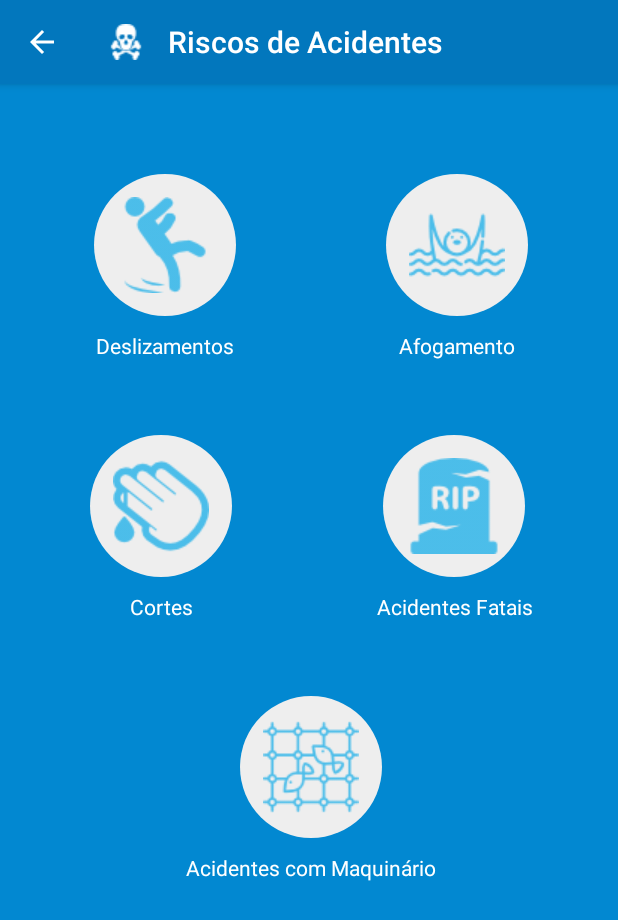
After one commit to giovaninb/AquaSafe, an Android app: the AccidentActivity screen opened directly, with no data from a screen before it, on a phone screen of 412 x 824 dp. The commit adds this screen. Shown: the top 920 px of the screen. Run offline under Robolectric (Android 15) with nearby library versions, the phone set to English and light mode, and no system bars.

Commit message:
Tela Riscos de Acidentes

```diff
--- a/app/src/main/AndroidManifest.xml
+++ b/app/src/main/AndroidManifest.xml
@@ -46,6 +46,11 @@
             android:name=".ErgonomicActivity"
             android:label="@string/title_activity_ergonomic"
             android:parentActivityName=".HazardActivity"
+            android:theme="@style/AppTheme.NoActionBar" />
+        <activity
+            android:name=".AccidentActivity"
+            android:label="@string/title_activity_accident"
+            android:parentActivityName=".HazardActivity"
             android:theme="@style/AppTheme.NoActionBar"></activity>
     </application>
 
--- /dev/null
+++ b/app/src/main/java/com/example/flavielli_marques/aquasafe/AccidentActivity.java
@@ -0,0 +1,24 @@
+package com.example.flavielli_marques.aquasafe;
+
+import android.os.Bundle;
+import android.support.design.widget.FloatingActionButton;
+import android.support.design.widget.Snackbar;
+import android.support.v7.app.AppCompatActivity;
+import android.support.v7.widget.Toolbar;
+import android.view.View;
+
+public class AccidentActivity extends AppCompatActivity {
+
+    @Override
+    protected void onCreate(Bundle savedInstanceState) {
+        super.onCreate(savedInstanceState);
+        setContentView(R.layout.activity_accident);
+        Toolbar toolbar = (Toolbar) findViewById(R.id.toolbar);
+        setSupportActionBar(toolbar);
+        getSupportActionBar().setDisplayHomeAsUpEnabled(true);
+        getSupportActionBar().setTitle(R.string.accident_title);
+        getSupportActionBar().setLogo(R.drawable.toolbar_accident);
+        getSupportActionBar().setDisplayUseLogoEnabled(true);
+    }
+
+}
--- a/app/src/main/java/com/example/flavielli_marques/aquasafe/HazardActivity.java
+++ b/app/src/main/java/com/example/flavielli_marques/aquasafe/HazardActivity.java
@@ -26,11 +26,13 @@ public class HazardActivity extends AppCompatActivity {
         ImageButton chemical_button = (ImageButton) findViewById(R.id.chemical);
         ImageButton biological_button = (ImageButton) findViewById(R.id.biological);
         ImageButton ergonomic_button = (ImageButton) findViewById(R.id.ergonomic);
+        ImageButton accident_button = (ImageButton) findViewById(R.id.accident);
 
         physicist_button.setOnClickListener(click);
         chemical_button.setOnClickListener(click);
         biological_button.setOnClickListener(click);
         ergonomic_button.setOnClickListener(click);
+        accident_button.setOnClickListener(click);
 
     }
     private View.OnClickListener click = new View.OnClickListener(){
@@ -63,6 +65,12 @@ public class HazardActivity extends AppCompatActivity {
                     intent = new Intent(HazardActivity.this, ErgonomicActivity.class);
                     startActivity(intent);
                     break;
+                case R.id.accident:
+                    valorTag = v.getTag().toString();
+                    Toast.makeText(getBaseContext(), valorTag, Toast.LENGTH_SHORT).show();
+                    intent = new Intent(HazardActivity.this, AccidentActivity.class);
+                    startActivity(intent);
+                    break;
             }
         }
     };
--- /dev/null
+++ b/app/src/main/res/layout/activity_accident.xml
@@ -0,0 +1,26 @@
+<?xml version="1.0" encoding="utf-8"?>
+<android.support.design.widget.CoordinatorLayout xmlns:android="http://schemas.android.com/apk/res/android"
+    xmlns:app="http://schemas.android.com/apk/res-auto"
+    xmlns:tools="http://schemas.android.com/tools"
+    android:layout_width="match_parent"
+    android:layout_height="match_parent"
+    tools:context=".AccidentActivity">
+
+    <android.support.design.widget.AppBarLayout
+        android:layout_width="match_parent"
+        android:layout_height="wrap_content"
+        android:theme="@style/AppTheme.AppBarOverlay">
+
+        <android.support.v7.widget.Toolbar
+            android:id="@+id/toolbar"
+            android:layout_width="match_parent"
+            android:layout_height="?attr/actionBarSize"
+            android:background="?attr/colorPrimary"
+            app:titleMarginStart="32dp"
+            app:popupTheme="@style/AppTheme.PopupOverlay" />
+
+    </android.support.design.widget.AppBarLayout>
+
+    <include layout="@layout/content_accident" />
+
+</android.support.design.widget.CoordinatorLayout>
--- /dev/null
+++ b/app/src/main/res/layout/content_accident.xml
@@ -0,0 +1,216 @@
+<?xml version="1.0" encoding="utf-8"?>
+<ScrollView xmlns:android="http://schemas.android.com/apk/res/android"
+    xmlns:app="http://schemas.android.com/apk/res-auto"
+    xmlns:tools="http://schemas.android.com/tools"
+    android:layout_width="match_parent"
+    android:layout_height="match_parent"
+    app:layout_behavior="@string/appbar_scrolling_view_behavior"
+    tools:context=".AccidentActivity"
+    android:background="@color/background"
+    tools:showIn="@layout/activity_accident">
+
+
+    <LinearLayout
+        android:layout_width="match_parent"
+        android:layout_height="match_parent"
+        android:weightSum="6"
+        android:layout_alignParentStart="true"
+        android:layout_alignParentTop="true"
+        android:gravity="center"
+        android:orientation="vertical"
+        android:padding="10dp"
+        android:layout_alignParentLeft="true"
+        tools:ignore="RtlCompat">
+
+    <!--Primeira Linha -->
+    <LinearLayout
+        android:layout_width="match_parent"
+        android:layout_height="match_parent"
+        android:layout_marginLeft="2dp"
+        android:layout_weight="1"
+        android:gravity="center"
+        android:orientation="horizontal"
+        android:layout_marginTop="50dp">
+
+        <LinearLayout
+            android:layout_width="wrap_content"
+            android:layout_height="wrap_content"
+            android:layout_weight="1"
+            android:layout_alignParentStart="true"
+            android:layout_alignParentTop="true"
+            android:layout_marginLeft="15dp"
+            android:layout_marginRight="15dp"
+            android:gravity="center"
+            android:orientation="vertical">
+
+            <ImageButton
+                android:id="@+id/slide"
+                android:layout_width="wrap_content"
+                android:layout_height="wrap_content"
+                android:layout_weight="1"
+                android:background="@drawable/button_selector"
+                android:clickable="true"
+                android:padding="15dp"
+                android:src="@drawable/slide"
+                android:scaleType="fitCenter"
+                android:tag="slide"/>
+
+            <TextView
+                android:layout_width="wrap_content"
+                android:layout_height="wrap_content"
+                android:layout_weight="1"
+                android:layout_marginTop="10dp"
+                android:text="@string/slide"
+                android:textColor="@color/text" />
+
+        </LinearLayout>
+
+        <LinearLayout
+            android:layout_width="wrap_content"
+            android:layout_height="wrap_content"
+            android:layout_weight="1"
+            android:layout_marginLeft="15dp"
+            android:layout_marginRight="15dp"
+            android:gravity="center"
+            android:orientation="vertical">
+
+            <ImageButton
+                android:id="@+id/drowning"
+                android:layout_width="wrap_content"
+                android:layout_height="wrap_content"
+                android:layout_weight="1"
+                android:background="@drawable/button_selector"
+                android:clickable="true"
+                android:padding="15dp"
+                android:src="@drawable/drowning"
+                android:scaleType="fitCenter"
+                android:tag="drowning"/>
+
+            <TextView
+                android:layout_width="wrap_content"
+                android:layout_height="wrap_content"
+                android:layout_marginTop="10dp"
+                android:layout_weight="1"
+                android:text="@string/drowning"
+                android:textColor="@color/text"/>
+        </LinearLayout>
+    </LinearLayout>
+
+    <!--Segunda Linha -->
+    <LinearLayout
+        android:layout_width="match_parent"
+        android:layout_height="match_parent"
+        android:layout_marginLeft="2dp"
+        android:layout_weight="1"
+        android:gravity="center"
+        android:orientation="horizontal"
+        android:layout_marginTop="50dp">
+
+        <LinearLayout
+            android:layout_width="wrap_content"
+            android:layout_height="wrap_content"
+            android:layout_weight="1"
+            android:layout_marginLeft="15dp"
+            android:layout_marginRight="15dp"
+            android:gravity="center"
+            android:orientation="vertical">
+
+            <ImageButton
+                android:id="@+id/cut"
+                android:layout_width="wrap_content"
+                android:layout_height="wrap_content"
+                android:layout_weight="1"
+                android:background="@drawable/button_selector"
+                android:clickable="true"
+                android:padding="15dp"
+                android:src="@drawable/cut"
+                android:scaleType="fitCenter"
+                android:tag="cut"/>
+
+            <TextView
+                android:layout_width="wrap_content"
+                android:layout_height="wrap_content"
+                android:layout_marginTop="10dp"
+                android:layout_weight="1"
+                android:text="@string/cut"
+                android:textColor="@color/text"
+                android:textAlignment="center"/>
+        </LinearLayout>
+
+        <LinearLayout
+            android:layout_width="wrap_content"
+            android:layout_height="wrap_content"
+            android:layout_weight="1"
+            android:layout_alignParentStart="true"
+            android:layout_alignParentTop="true"
+            android:layout_marginLeft="15dp"
+            android:layout_marginRight="15dp"
+            android:gravity="center"
+            android:orientation="vertical">
+
+            <ImageButton
+                android:id="@+id/death"
+                android:layout_width="wrap_content"
+                android:layout_height="wrap_content"
+                android:layout_weight="1"
+                android:background="@drawable/button_selector"
+                android:clickable="true"
+                android:padding="15dp"
+                android:src="@drawable/death"
+                android:scaleType="fitCenter"
+                android:tag="death"/>
+
+            <TextView
+                android:layout_width="wrap_content"
+                android:layout_height="wrap_content"
+                android:layout_weight="1"
+                android:layout_marginTop="10dp"
+                android:text="@string/death"
+                android:textColor="@color/text"
+                android:textAlignment="center"/>
+        </LinearLayout>
+    </LinearLayout>
+
+    <!--Terceira Linha -->
+    <LinearLayout
+        android:layout_width="match_parent"
+        android:layout_height="match_parent"
+        android:layout_marginLeft="2dp"
+        android:layout_weight="1"
+        android:gravity="center"
+        android:orientation="horizontal"
+        android:layout_marginTop="50dp">
+
+        <LinearLayout
+            android:layout_width="wrap_content"
+            android:layout_height="wrap_content"
+            android:layout_weight="1"
+            android:layout_marginLeft="15dp"
+            android:layout_marginRight="15dp"
+            android:gravity="center"
+            android:orientation="vertical">
+
+            <ImageButton
+                android:id="@+id/accident_machine"
+                android:layout_width="wrap_content"
+                android:layout_height="wrap_content"
+                android:layout_weight="1"
+                android:background="@drawable/button_selector"
+                android:clickable="true"
+                android:padding="15dp"
+                android:src="@drawable/accident_machine"
+                android:scaleType="fitCenter"
+                android:tag="cut"/>
+
+            <TextView
+                android:layout_width="wrap_content"
+                android:layout_height="wrap_content"
+                android:layout_marginTop="10dp"
+                android:layout_weight="1"
+                android:text="@string/accident_machine"
+                android:textColor="@color/text"
+                android:textAlignment="center"/>
+        </LinearLayout>
+        </LinearLayout>
+    </LinearLayout>
+</ScrollView>
--- a/app/src/main/res/values/strings.xml
+++ b/app/src/main/res/values/strings.xml
@@ -43,6 +43,11 @@
 
     <string name="accident_title">Riscos de Acidentes</string>
     <string name="accident">Acidente</string>
+    <string name="slide">Deslizamentos</string>
+    <string name="drowning">Afogamento</string>
+    <string name="cut">Cortes</string>
+    <string name="death">Acidentes Fatais</string>
+    <string name="accident_machine">Acidentes com Maquinário</string>
 
 
     <string name="title_activity_physicist">PhysicistActivity</string>
@@ -51,4 +56,5 @@
     <string name="title_activity_chemical">ChemicalActivity</string>
     <string name="title_activity_biological">BiologicalActivity</string>
     <string name="title_activity_ergonomic">ErgonomicActivity</string>
+    <string name="title_activity_accident">AccidentActivity</string>
 </resources>
```
Also changed, not shown: app/src/main/res/drawable/accident_machine.png (added), app/src/main/res/drawable/cut.png (added), app/src/main/res/drawable/death.png (added), app/src/main/res/drawable/drowning.png (added), app/src/main/res/drawable/slide.png (added), app/src/main/res/drawable/toolbar_accident.png (added).
